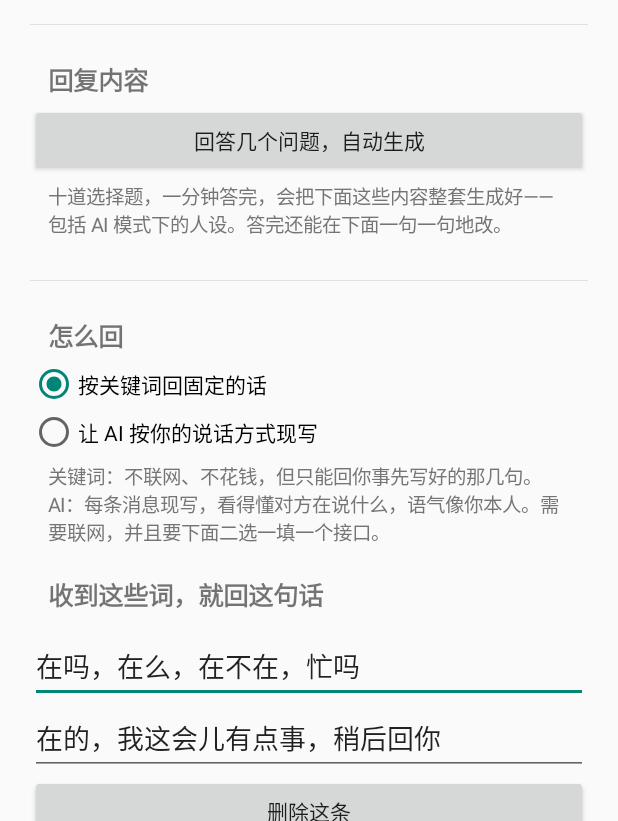
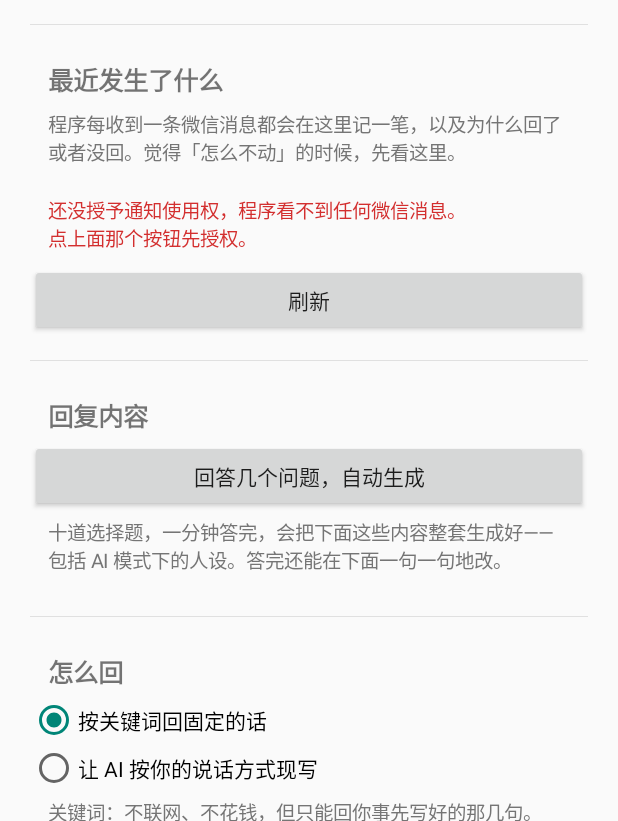
Before and after one commit to taotao-river/-, an Android app: the MainActivity screen opened directly, with no data from a screen before it, after a tap on "授予通知使用权（必须）", on a phone screen of 412 x 824 dp, the part 415-1236 px from its top. Run offline under Robolectric (Android 15) with nearby library versions, the phone set to English and light mode, and no system bars.

Commit message:
修安卓端不回复、且联系人名单一直是空的
用户在真机上试了，两个症状：收到消息不回，白名单里的联系人列表也是空的。
查下来是同一个原因。

onNotificationPosted 里找不到「回复」按钮（RemoteInput）就直接 return，
而记录会话名的 rememberSeenChat 写在后面的 handle() 里。于是在通知不带
回复入口的机器上——部分定制 ROM 会剥掉它——不但回不了，连「谁给你发过
消息」都不会记，用户会以为程序压根没收到消息。

把记录会话名提到能力判断之前：能不能回是一回事，知不知道谁发的是另一回事。

但更根本的问题是安卓端是个黑盒。不回复时用户只能看到「没反应」，
而原因可能是没授权、没有回复按钮、微信关了「显示消息详情」、被白名单
挡了、在冷却里、不在时段内——这些全写在 logcat 里，普通用户一辈子
不会去看那个。Mac 那边有「检查微信」可以自查，安卓什么都没有。

所以加了「最近发生了什么」：每条通知都记一笔，连同判断结果。
覆盖每一条不回复的路径，包括监听连上/断开——后者用来区分
「服务没跑起来」和「跑起来了但每条都判断为不回」，这两种排查方向完全不同。
列表空着本身就是最有用的一条信息：说明通知根本没进来。

只记会话名和判断结果，不记消息内容。

另外设置页回到前台时会重建联系人勾选列表，用界面当前的选择重建而不是
存盘的配置，免得冲掉用户还没保存的修改。

Co-Authored-By: Claude Opus 5 <noreply@anthropic.com>
Claude-Session: https://claude.ai/code/session_01NNFP8EV9Nzv5bkHiZW3DQx

```diff
--- a/android/app/src/main/java/com/wxauto/reply/MainActivity.kt
+++ b/android/app/src/main/java/com/wxauto/reply/MainActivity.kt
@@ -45,6 +45,7 @@ class MainActivity : Activity() {
 
     private lateinit var masterSwitch: Switch
     private lateinit var permissionStatus: TextView
+    private lateinit var eventsView: TextView
     private lateinit var groupPolicyGroup: RadioGroup
     private lateinit var fallbackField: EditText
     private lateinit var blockContactsField: EditText
@@ -114,6 +115,15 @@ class MainActivity : Activity() {
         super.onResume()
         // 从系统设置页返回时刷新授权状态
         refreshPermissionStatus()
+        refreshEvents()
+
+        // 刚有人发消息进来的话，白名单那份勾选列表要跟着长出来。
+        // 用界面上当前的选择重建，而不是用存盘的配置——否则用户还没保存的
+        // 修改会被这次刷新冲掉。
+        renderSeenContacts(
+            checkedSeenContacts() + splitList(allowContactsField.text.toString())
+        )
+
         masterSwitch.isChecked = Storage.loadConfig(this).enabled
     }
 
@@ -158,6 +168,30 @@ class MainActivity : Activity() {
         })
 
         root.addView(hint("在打开的页面里找到「微信自动回复」并打开。不给这个权限，程序看不到微信消息。"))
+
+        root.addView(divider())
+
+        // ---- 运行记录 ----
+        // 安卓端原来是个黑盒：不回复时用户只能看到「没反应」，
+        // 而原因全在 logcat 里——普通用户一辈子不会去看那个。
+        root.addView(section("最近发生了什么"))
+        root.addView(hint(
+            "程序每收到一条微信消息都会在这里记一笔，以及为什么回了或者没回。" +
+                "觉得「怎么不动」的时候，先看这里。"
+        ))
+
+        eventsView = TextView(this).apply {
+            textSize = 13f
+            setTextColor(Color.parseColor("#455A64"))
+            setPadding(dp(12), dp(8), dp(12), dp(8))
+            setTextIsSelectable(true)
+        }
+        root.addView(eventsView)
+
+        root.addView(Button(this).apply {
+            text = "刷新"
+            setOnClickListener { refreshEvents() }
+        })
 
         root.addView(divider())
 
@@ -774,6 +808,32 @@ class MainActivity : Activity() {
         return out
     }
 
+
+    /**
+     * 把运行记录显示出来。
+     *
+     * 空记录本身就是最重要的一条信息：说明通知根本没进来，
+     * 问题在授权或者省电策略上，而不是在回复逻辑上。
+     */
+    private fun refreshEvents() {
+        val events = Storage.loadEvents(this)
+        if (events.isEmpty()) {
+            eventsView.text = if (isNotificationAccessGranted()) {
+                "还没有任何记录。\n\n" +
+                    "让人给你发条微信试试。如果发了还是空的，多半是：\n" +
+                    "• 通知使用权被系统收回了 —— 去上面重新授权一次\n" +
+                    "• 或者手机把这个 App 杀了 —— 把它加进省电白名单"
+            } else {
+                "还没授予通知使用权，程序看不到任何微信消息。\n" +
+                    "点上面那个按钮先授权。"
+            }
+            eventsView.setTextColor(Color.parseColor("#D32F2F"))
+            return
+        }
+        eventsView.text = events.joinToString("\n")
+        eventsView.setTextColor(Color.parseColor("#455A64"))
+    }
+
     /** 中英文逗号都当分隔符——用户不该被要求分清全角半角。 */
     private fun splitList(raw: String): List<String> =
         raw.split(",", "，", "、")
```
Also changed, not shown: android/app/src/main/java/com/wxauto/reply/WeChatNotificationService.kt (+45 -6 lines), android/app/src/main/java/com/wxauto/reply/engine/Storage.kt (+32 -0 lines).
